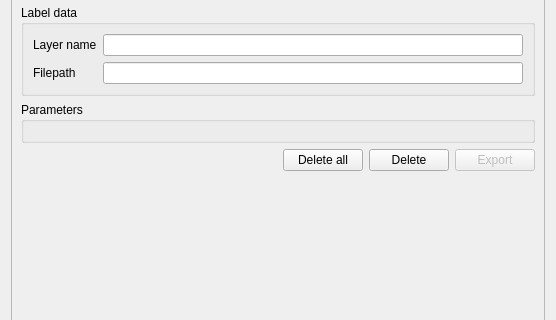
Old version of the form eis_qgis_plugin/resources/ui/results/wizard_model_history.ui in the repository GispoCoding/eis_qgis_plugin; both pictures show x 0 to 556 and y 244 to 564 of the 556 by 659 pixel window.
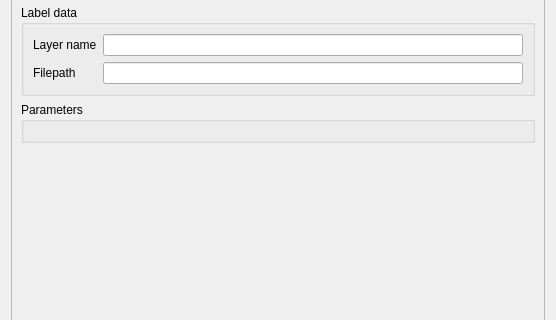
New version of the form. Custom widgets are drawn as their Qt base class.

Commit message: ui(wizard): add icons to most buttons, change many buttons to use QDialogButtonBox, clean UIs

```diff
--- a/eis_qgis_plugin/resources/ui/results/wizard_model_history.ui
+++ b/eis_qgis_plugin/resources/ui/results/wizard_model_history.ui
@@ -226,45 +226,11 @@
         </widget>
        </item>
        <item>
-        <layout class="QHBoxLayout" name="horizontalLayout_2">
-         <item>
-          <spacer name="horizontalSpacer_2">
-           <property name="orientation">
-            <enum>Qt::Horizontal</enum>
-           </property>
-           <property name="sizeHint" stdset="0">
-            <size>
-             <width>40</width>
-             <height>20</height>
-            </size>
-           </property>
-          </spacer>
-         </item>
-         <item>
-          <widget class="QPushButton" name="delete_all_btn">
-           <property name="text">
-            <string>Delete all</string>
-           </property>
-          </widget>
-         </item>
-         <item>
-          <widget class="QPushButton" name="delete_btn">
-           <property name="text">
-            <string>Delete</string>
-           </property>
-          </widget>
-         </item>
-         <item>
-          <widget class="QPushButton" name="export_btn">
-           <property name="enabled">
-            <bool>false</bool>
-           </property>
-           <property name="text">
-            <string>Export</string>
-           </property>
-          </widget>
-         </item>
-        </layout>
+        <widget class="QDialogButtonBox" name="button_box">
+         <property name="standardButtons">
+          <set>QDialogButtonBox::NoButton</set>
+         </property>
+        </widget>
        </item>
        <item>
         <spacer name="verticalSpacer">
```
The commit also changes 21 other files.
